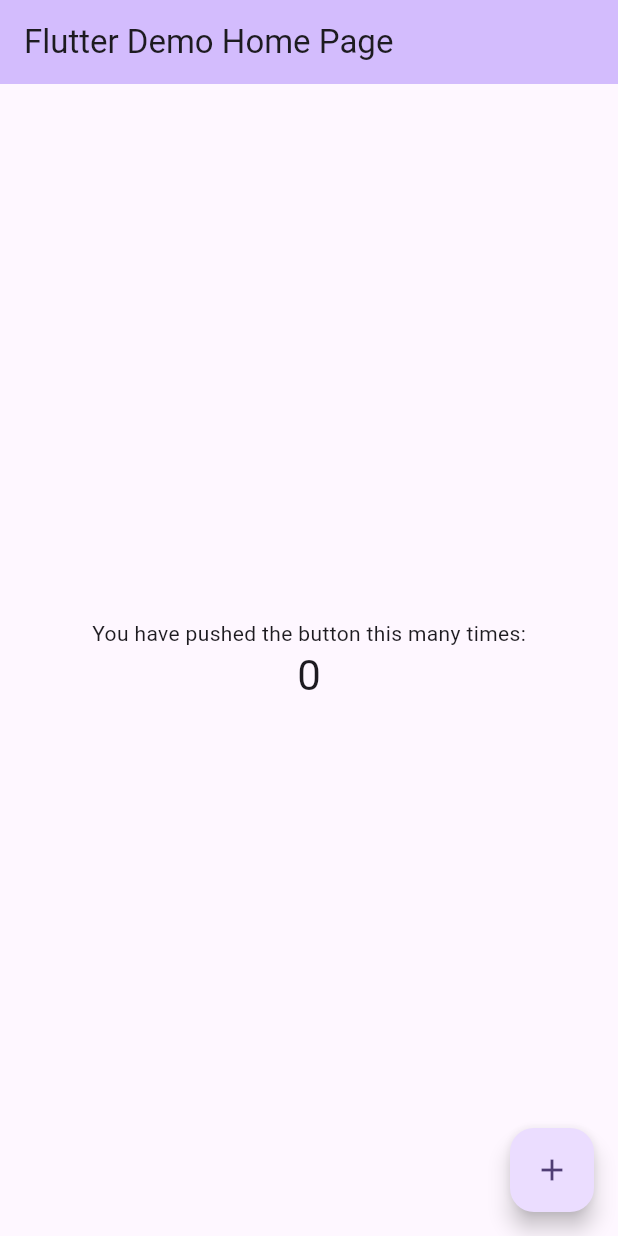
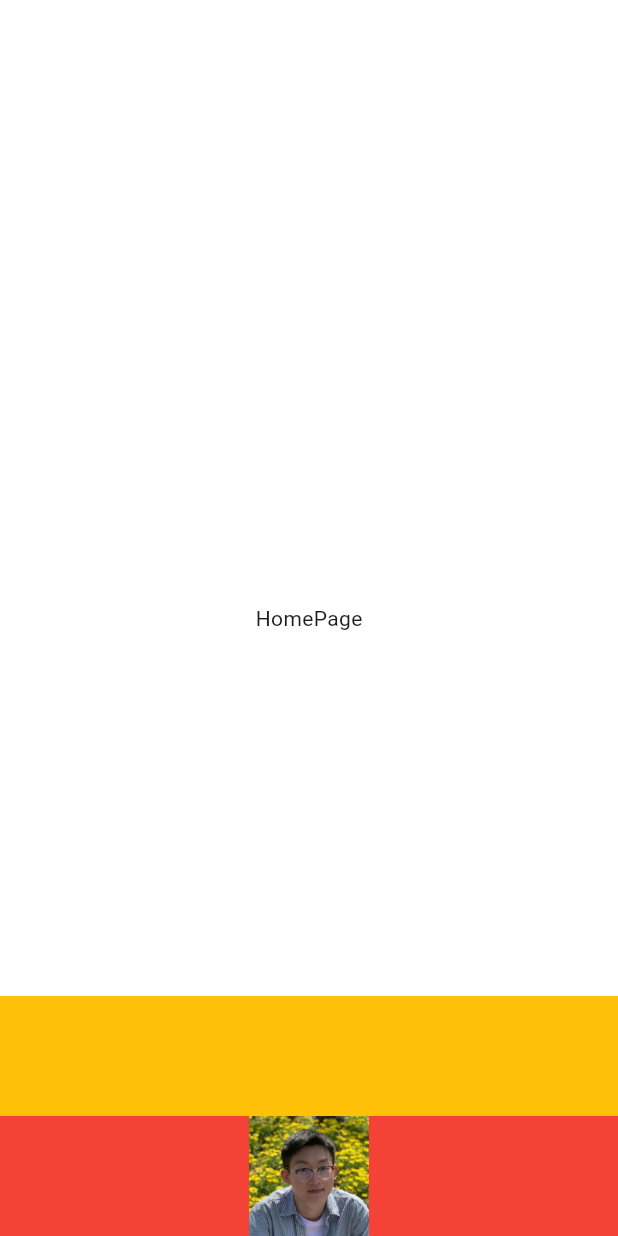
Before and after one commit to FrontStudy/wazzang_diary_app, a Flutter app: the screen it shows after launch, on a phone screen of 412 x 824 dp. Run offline on Flutter 3.47's test engine with Material 3 defaults, Android fonts, the phone set to English and light mode, and no system bars; our stand-ins replace flutter_bloc.

Commit message:
✨Feat(DragRouteCubit):드래그를 통한 화면 전환 구현

```diff
--- /dev/null
+++ b/lib/core/routing/drag_route_cubit.dart
@@ -0,0 +1,38 @@
+import 'package:flutter_bloc/flutter_bloc.dart';
+
+class DragState {
+  final double scale;
+  final double lastDragDelta;
+
+  DragState(this.scale, this.lastDragDelta);
+
+  DragState copyWith({double? scale, double? lastDragDelta}) {
+    return DragState(
+      scale ?? this.scale,
+      lastDragDelta ?? this.lastDragDelta,
+    );
+  }
+}
+
+class DragRouteCubit extends Cubit<DragState> {
+  DragRouteCubit() : super(DragState(0, 0));
+
+  void handleDragUpdate(double delta) {
+    double scale = state.scale - delta / 1000;
+    scale = scale.clamp(0.0, 1.0);
+    emit(state.copyWith(scale: scale, lastDragDelta: delta));
+  }
+
+  void handleDragEnd() {
+    double lastDelta = state.lastDragDelta;
+    double? scale;
+    if (lastDelta < -15) {
+      scale = 1;
+    } else if (lastDelta > 15) {
+      scale = 0;
+    } else {
+      scale = state.scale > 0.5 ? 1 : 0;
+    }
+    emit(state.copyWith(scale: scale));
+  }
+}
--- a/lib/main.dart
+++ b/lib/main.dart
@@ -1,6 +1,11 @@
+import 'package:flutter/cupertino.dart';
 import 'package:flutter/material.dart';
+import 'package:flutter_bloc/flutter_bloc.dart';
+
+import 'core/routing/drag_route_cubit.dart';
 
 void main() {
+  WidgetsFlutterBinding.ensureInitialized();
   runApp(const MyApp());
 }
 
@@ -11,115 +16,122 @@ class MyApp extends StatelessWidget {
   @override
   Widget build(BuildContext context) {
     return MaterialApp(
-      title: 'Flutter Demo',
-      theme: ThemeData(
-        // This is the theme of your application.
-        //
-        // TRY THIS: Try running your application with "flutter run". You'll see
-        // the application has a purple toolbar. Then, without quitting the app,
-        // try changing the seedColor in the colorScheme below to Colors.green
-        // and then invoke "hot reload" (save your changes or press the "hot
-        // reload" button in a Flutter-supported IDE, or press "r" if you used
-        // the command line to start the app).
-        //
-        // Notice that the counter didn't reset back to zero; the application
-        // state is not lost during the reload. To reset the state, use hot
-        // restart instead.
-        //
-        // This works for code too, not just values: Most code changes can be
-        // tested with just a hot reload.
-        colorScheme: ColorScheme.fromSeed(seedColor: Colors.deepPurple),
-        useMaterial3: true,
-      ),
-      home: const MyHomePage(title: 'Flutter Demo Home Page'),
+      debugShowCheckedModeBanner: false,
+      home: BlocProvider(
+          create: (_) => DragRouteCubit(), child: const HomePage()),
     );
   }
 }
 
-class MyHomePage extends StatefulWidget {
-  const MyHomePage({super.key, required this.title});
-
-  // This widget is the home page of your application. It is stateful, meaning
-  // that it has a State object (defined below) that contains fields that affect
-  // how it looks.
-
-  // This class is the configuration for the state. It holds the values (in this
-  // case the title) provided by the parent (in this case the App widget) and
-  // used by the build method of the State. Fields in a Widget subclass are
-  // always marked "final".
-
-  final String title;
-
-  @override
-  State<MyHomePage> createState() => _MyHomePageState();
-}
-
-class _MyHomePageState extends State<MyHomePage> {
-  int _counter = 0;
-
-  void _incrementCounter() {
-    setState(() {
-      // This call to setState tells the Flutter framework that something has
-      // changed in this State, which causes it to rerun the build method below
-      // so that the display can reflect the updated values. If we changed
-      // _counter without calling setState(), then the build method would not be
-      // called again, and so nothing would appear to happen.
-      _counter++;
-    });
-  }
+class HomePage extends StatelessWidget {
+  const HomePage({super.key});
 
   @override
   Widget build(BuildContext context) {
-    // This method is rerun every time setState is called, for instance as done
-    // by the _incrementCounter method above.
-    //
-    // The Flutter framework has been optimized to make rerunning build methods
-    // fast, so that you can just rebuild anything that needs updating rather
-    // than having to individually change instances of widgets.
+    var screenSize = MediaQuery.of(context).size;
+
+    double secondBottomBarHeight = 80;
+
     return Scaffold(
-      appBar: AppBar(
-        // TRY THIS: Try changing the color here to a specific color (to
-        // Colors.amber, perhaps?) and trigger a hot reload to see the AppBar
-        // change color while the other colors stay the same.
-        backgroundColor: Theme.of(context).colorScheme.inversePrimary,
-        // Here we take the value from the MyHomePage object that was created by
-        // the App.build method, and use it to set our appbar title.
-        title: Text(widget.title),
-      ),
-      body: Center(
-        // Center is a layout widget. It takes a single child and positions it
-        // in the middle of the parent.
+      body:
+          BlocBuilder<DragRouteCubit, DragState>(builder: (context, dratState) {
+        return Stack(children: [
+          //가장 배경
+          Container(
+              color: Colors.white,
+              height: screenSize.height,
+              child: const Center(child: Text('HomePage'))),
+          Positioned(
+              bottom: 0,
+              child: GestureDetector(
+                onVerticalDragUpdate: ((details) => context
+                    .read<DragRouteCubit>()
+                    .handleDragUpdate(details.primaryDelta!)),
+                onVerticalDragEnd: ((details) =>
+                    context.read<DragRouteCubit>().handleDragEnd()),
+                child: Container(
+                  color: Colors.amber,
+                  height: 160 + (screenSize.height - 160) * dratState.scale,
+                  width: screenSize.width,
+                ),
+              )),
+          //상세 페이지의 바텀바
+          Positioned(
+              bottom: 0,
+              child: Opacity(
+                  opacity: dratState.scale,
+                  child: Container(
+                    color: Colors.green,
+                    height: secondBottomBarHeight * dratState.scale,
+                    width: screenSize.width,
+                  ))),
+          Positioned(
+              bottom: 0,
+              child: Opacity(
+                  opacity: 1 - dratState.scale,
+                  child:
+                      CustomBottomNaviBar(height: 80 * (1 - dratState.scale))))
+        ]);
+      }),
+    );
+  }
+}
+
+class CustomBottomNaviBar extends StatefulWidget {
+  const CustomBottomNaviBar({required this.height, super.key});
+  final double height;
+
+  @override
+  State<CustomBottomNaviBar> createState() => _CustomBottomNaviBarState();
+}
+
+class _CustomBottomNaviBarState extends State<CustomBottomNaviBar> {
+  @override
+  Widget build(BuildContext context) {
+    return Container(
+        color: Colors.red,
+        height: widget.height,
+        width: MediaQuery.of(context).size.width,
+        child: Image.asset('assets/images/user_profile_sample.jpg'));
+  }
+}
+
+class MyWidget extends StatelessWidget {
+  const MyWidget({super.key});
+
+  @override
+  Widget build(BuildContext context) {
+    return CupertinoPageScaffold(
+      child: Container(
+        margin: const EdgeInsets.only(top: 70),
+        height: MediaQuery.of(context).size.height - 70,
+        width: MediaQuery.of(context).size.width,
+        decoration: BoxDecoration(
+            borderRadius: BorderRadius.circular(30),
+            color: const Color.fromARGB(255, 255, 78, 84)),
         child: Column(
-          // Column is also a layout widget. It takes a list of children and
-          // arranges them vertically. By default, it sizes itself to fit its
-          // children horizontally, and tries to be as tall as its parent.
-          //
-          // Column has various properties to control how it sizes itself and
-          // how it positions its children. Here we use mainAxisAlignment to
-          // center the children vertically; the main axis here is the vertical
-          // axis because Columns are vertical (the cross axis would be
-          // horizontal).
-          //
-          // TRY THIS: Invoke "debug painting" (choose the "Toggle Debug Paint"
-          // action in the IDE, or press "p" in the console), to see the
-          // wireframe for each widget.
-          mainAxisAlignment: MainAxisAlignment.center,
-          children: <Widget>[
-            const Text(
-              'You have pushed the button this many times:',
-            ),
-            Text(
-              '$_counter',
-              style: Theme.of(context).textTheme.headlineMedium,
-            ),
+          children: [
+            Row(
+              mainAxisAlignment: MainAxisAlignment.end,
+              children: [
+                Padding(
+                  padding: const EdgeInsets.all(10.0),
+                  child: IconButton(
+                    icon: const Icon(
+                      Icons.close,
+                      color: Colors.white70,
+                      size: 30,
+                    ),
+                    onPressed: () {
+                      Navigator.of(context).pop();
+                    },
+                  ),
+                ),
+              ],
+            )
           ],
         ),
       ),
-      floatingActionButton: FloatingActionButton(
-        onPressed: _incrementCounter,
-        tooltip: 'Increment',
-        child: const Icon(Icons.add),
-      ), // This trailing comma makes auto-formatting nicer for build methods.
     );
   }
 }
```
